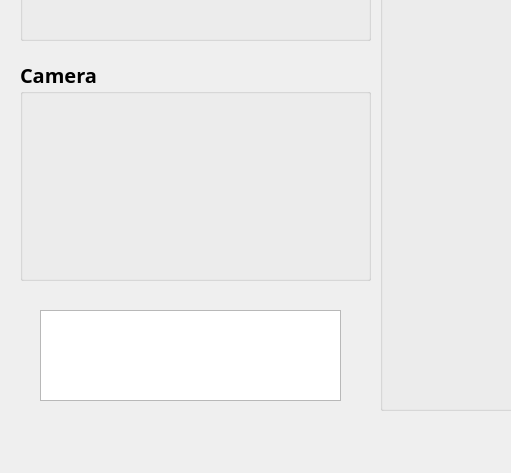
Above: GUI/design_gui.ui from Seas00n/2022GoUpStair before the change; both pictures show x 0 to 511 and y 450 to 923 of the 1221 by 923 pixel window. Below: the same form after it.
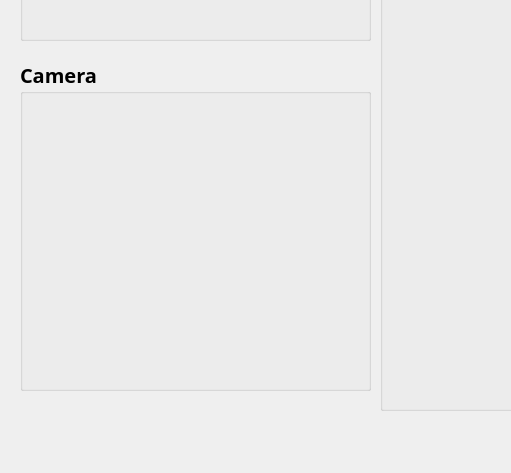
That is the form after the change. Icons and pictures are not drawn.

Patch:
```diff
--- a/GUI/design_gui.ui
+++ b/GUI/design_gui.ui
@@ -258,7 +258,7 @@
       <x>20</x>
       <y>510</y>
       <width>351</width>
-      <height>221</height>
+      <height>331</height>
      </rect>
     </property>
     <property name="sizePolicy">
@@ -281,10 +281,10 @@
     <widget class="QWidget" name="verticalLayoutWidget_2">
      <property name="geometry">
       <rect>
-       <x>19</x>
+       <x>9</x>
        <y>29</y>
-       <width>311</width>
-       <height>181</height>
+       <width>331</width>
+       <height>291</height>
       </rect>
      </property>
      <layout class="QVBoxLayout" name="camera_view"/>
@@ -366,16 +366,6 @@
      <layout class="QVBoxLayout" name="others_view"/>
     </widget>
    </widget>
-   <widget class="QTextEdit" name="textInformation">
-    <property name="geometry">
-     <rect>
-      <x>40</x>
-      <y>760</y>
-      <width>301</width>
-      <height>91</height>
-     </rect>
-    </property>
-   </widget>
   </widget>
   <widget class="QStatusBar" name="statusbar"/>
   <widget class="QMenuBar" name="menubar">
```
